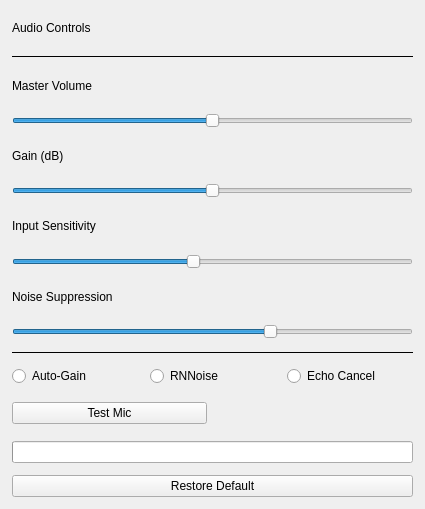
Qt form Nuummite/ui/volume_control.ui (yuvaneshbn/Nuummite) before a commit.
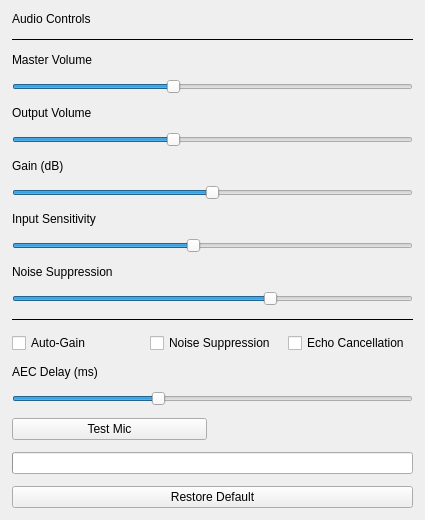
The same form after that commit.

The edit to the form file:
```diff
--- a/Nuummite/ui/volume_control.ui
+++ b/Nuummite/ui/volume_control.ui
@@ -56,7 +56,30 @@
       <number>0</number>
      </property>
      <property name="maximum">
-      <number>200</number>
+      <number>250</number>
+     </property>
+     <property name="value">
+      <number>100</number>
+     </property>
+     <property name="orientation">
+      <enum>Qt::Horizontal</enum>
+     </property>
+    </widget>
+   </item>
+   <item>
+    <widget class="QLabel" name="outputLabel">
+     <property name="text">
+      <string>Output Volume</string>
+     </property>
+    </widget>
+   </item>
+   <item>
+    <widget class="QSlider" name="outputSlider">
+     <property name="minimum">
+      <number>0</number>
+     </property>
+     <property name="maximum">
+      <number>250</number>
      </property>
      <property name="value">
       <number>100</number>
@@ -148,28 +171,51 @@
    <item>
     <layout class="QHBoxLayout" name="horizontalLayout">
      <item>
-      <widget class="QRadioButton" name="Autogain">
+      <widget class="QCheckBox" name="autoGainCheckbox">
        <property name="text">
         <string>Auto-Gain</string>
        </property>
       </widget>
      </item>
      <item>
-      <widget class="QRadioButton" name="noisesuppression">
+      <widget class="QCheckBox" name="noiseSuppCheckbox">
        <property name="text">
-        <string>RNNoise</string>
+        <string>Noise Suppression</string>
        </property>
       </widget>
      </item>
      <item>
-      <widget class="QRadioButton" name="Echocancellation">
+      <widget class="QCheckBox" name="echoCheckbox">
        <property name="text">
-        <string>Echo Cancel</string>
+        <string>Echo Cancellation</string>
        </property>
       </widget>
      </item>
     </layout>
    </item>
+   <item>
+    <widget class="QLabel" name="aecDelayLabel">
+     <property name="text">
+      <string>AEC Delay (ms)</string>
+     </property>
+    </widget>
+   </item>
+   <item>
+    <widget class="QSlider" name="aecDelaySlider">
+     <property name="minimum">
+      <number>0</number>
+     </property>
+     <property name="maximum">
+      <number>500</number>
+     </property>
+     <property name="value">
+      <number>180</number>
+     </property>
+     <property name="orientation">
+      <enum>Qt::Horizontal</enum>
+     </property>
+    </widget>
+   </item>
    <item>
     <layout class="QHBoxLayout" name="testMicLayout">
      <item>
```
